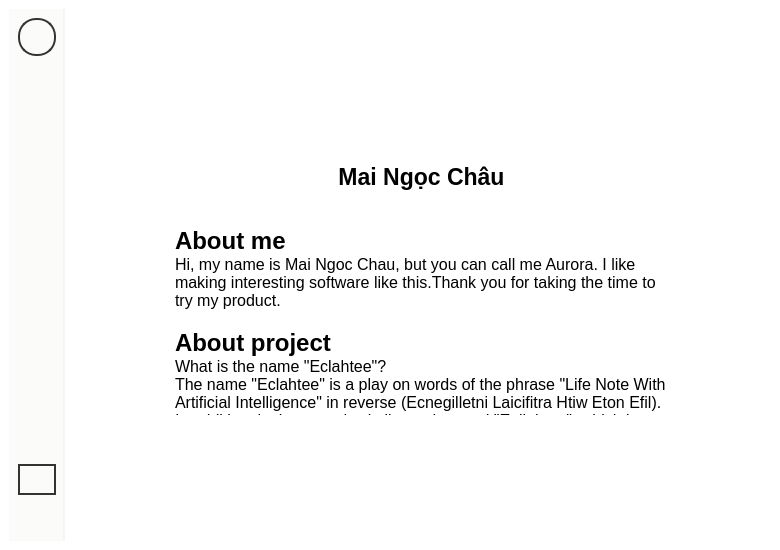
Before: the Qt Designer form SPCK/Windows/GUI/About.ui in MaiNgocChau9/Python-App-A-, drawn with Qt 5.
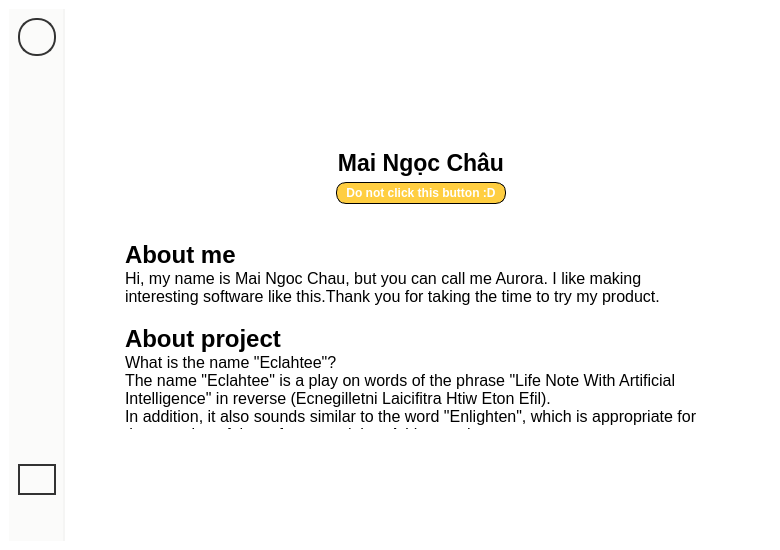
After: the same form once the commit is applied. Icons and pictures are not drawn.

```diff
--- a/SPCK/Windows/GUI/About.ui
+++ b/SPCK/Windows/GUI/About.ui
@@ -323,6 +323,9 @@
        </item>
        <item>
         <widget class="QWidget" name="widget_4" native="true">
+         <property name="styleSheet">
+          <string notr="true"/>
+         </property>
          <layout class="QHBoxLayout" name="horizontalLayout_2">
           <item>
            <spacer name="horizontalSpacer">
@@ -342,6 +345,9 @@
             <layout class="QVBoxLayout" name="verticalLayout">
              <item>
               <widget class="QLabel" name="label_7">
+               <property name="styleSheet">
+                <string notr="true"/>
+               </property>
                <property name="text">
                 <string/>
                </property>
@@ -359,6 +365,7 @@
                 <font>
                  <family>Segoe UI</family>
                  <pointsize>17</pointsize>
+                 <weight>75</weight>
                  <bold>true</bold>
                 </font>
                </property>
@@ -370,6 +377,51 @@
                </property>
               </widget>
              </item>
+             <item>
+              <widget class="QPushButton" name="pushButton_3">
+               <property name="font">
+                <font>
+                 <family>Segoe UI</family>
+                 <pointsize>9</pointsize>
+                 <weight>75</weight>
+                 <bold>true</bold>
+                </font>
+               </property>
+               <property name="styleSheet">
+                <string notr="true">QPushButton{
+	border: 1px solid black;
+	height: 30px;
+	border-radius: 10px;
+	background-color: #FFCE41;
+	color: white;
+	max-width: 168px;
+	min-width: 168px;
+	max-height: 20px;
+}
+
+QPushButton::hover{
+	border: 2px solid black;
+	height: 30px;
+	border-radius: 10px;
+	background-color: #FFCE41;
+	max-width: 180px;
+	min-width: 180px;
+}
+
+QPushButton::pressed{
+	border: 2px solid black;
+	height: 30px;
+	border-radius: 10px;
+	background-color: rgb(234, 188, 59);
+	max-width: 180px;
+	min-width: 180px;
+}</string>
+               </property>
+               <property name="text">
+                <string>Do not click this button :D</string>
+               </property>
+              </widget>
+             </item>
             </layout>
            </widget>
           </item>
@@ -416,7 +468,7 @@
              </font>
             </property>
             <property name="styleSheet">
-             <string notr="true">min-width: 500px;
+             <string notr="true">min-width: 600px;
 min-height: 140px;</string>
             </property>
             <property name="verticalScrollBarPolicy">
@@ -427,12 +479,9 @@
             </property>
             <property name="html">
              <string>&lt;!DOCTYPE HTML PUBLIC &quot;-//W3C//DTD HTML 4.0//EN&quot; &quot;http://www.w3.org/TR/REC-html40/strict.dtd&quot;&gt;
-&lt;html&gt;&lt;head&gt;&lt;meta name=&quot;qrichtext&quot; content=&quot;1&quot; /&gt;&lt;meta charset=&quot;utf-8&quot; /&gt;&lt;style type=&quot;text/css&quot;&gt;
+&lt;html&gt;&lt;head&gt;&lt;meta name=&quot;qrichtext&quot; content=&quot;1&quot; /&gt;&lt;style type=&quot;text/css&quot;&gt;
 p, li { white-space: pre-wrap; }
-hr { height: 1px; border-width: 0; }
-li.unchecked::marker { content: &quot;\2610&quot;; }
-li.checked::marker { content: &quot;\2612&quot;; }
-&lt;/style&gt;&lt;/head&gt;&lt;body style=&quot; font-family:'Segoe UI'; font-size:9pt; font-weight:400; font-style:normal;&quot;&gt;
+&lt;/style&gt;&lt;/head&gt;&lt;body style=&quot; font-family:'Segoe UI'; font-size:8.25pt; font-weight:400; font-style:normal;&quot;&gt;
 &lt;p style=&quot; margin-top:0px; margin-bottom:0px; margin-left:0px; margin-right:0px; -qt-block-indent:0; text-indent:0px;&quot;&gt;&lt;span style=&quot; font-size:18pt; font-weight:600;&quot;&gt;About me&lt;/span&gt;&lt;/p&gt;
 &lt;p style=&quot; margin-top:0px; margin-bottom:0px; margin-left:0px; margin-right:0px; -qt-block-indent:0; text-indent:0px;&quot;&gt;&lt;span style=&quot; font-family:'MS Shell Dlg 2'; font-size:12pt;&quot;&gt;Hi, my name is Mai Ngoc Chau, but you can call me Aurora. I like making interesting software like this.Thank you for taking the time to try my product.&lt;/span&gt;&lt;/p&gt;
 &lt;p style=&quot;-qt-paragraph-type:empty; margin-top:0px; margin-bottom:0px; margin-left:0px; margin-right:0px; -qt-block-indent:0; text-indent:0px; font-family:'MS Shell Dlg 2'; font-size:12pt;&quot;&gt;&lt;br /&gt;&lt;/p&gt;
```
Left out of the diff: 7 changed lines with no effect on the pictures.
